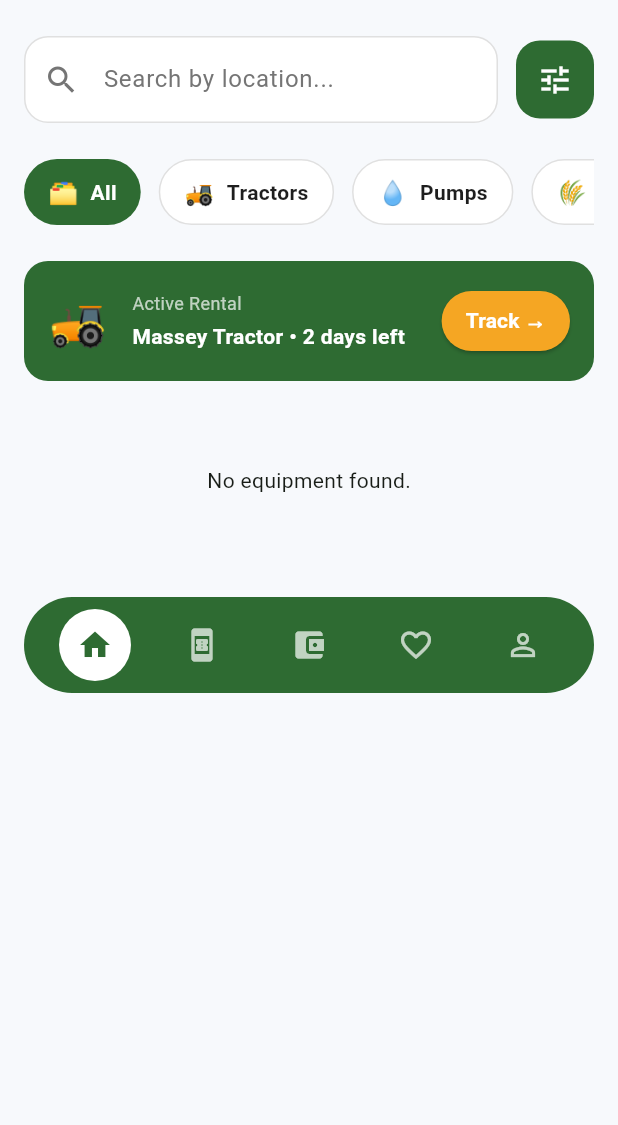
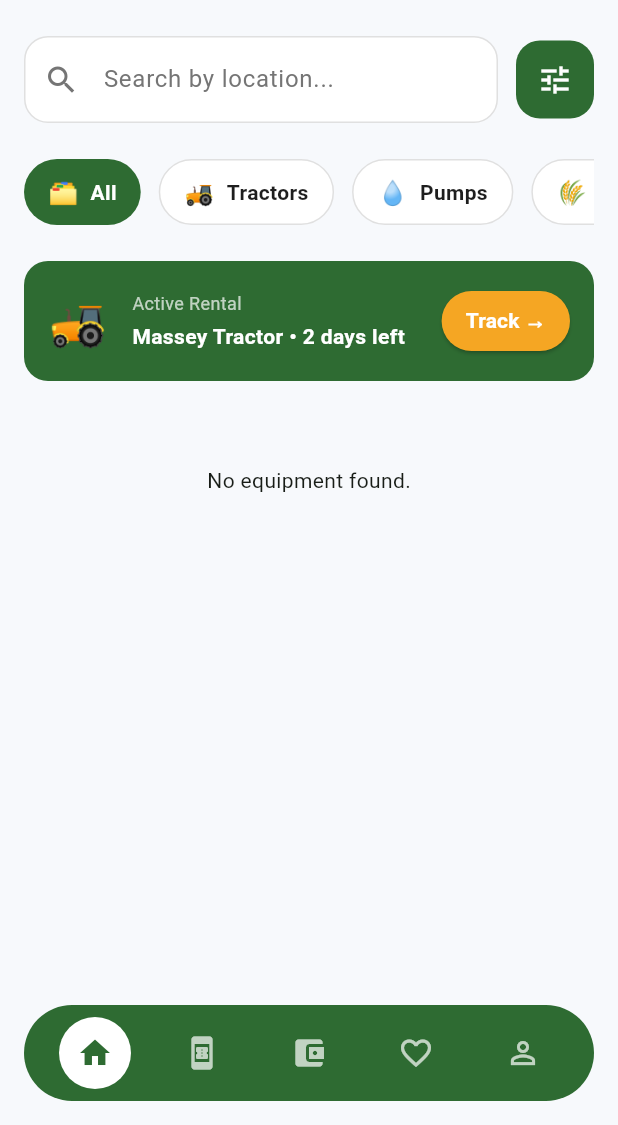
Before and after one commit to TWARIQABDUL/agri_rent, a Flutter app: the screen it shows once a user with an empty profile is signed in, on a phone screen of 412 x 824 dp, the part 111-1236 px from its top. Run offline on Flutter 3.47's test engine with Material 3 defaults, Android fonts, the phone set to English and light mode, and no system bars; our stand-ins replace cloud_firestore, equatable, firebase_auth, firebase_core, flutter_bloc, get_it and 3 more; accounts and stored records are empty.

Commit message:
refactor(shell): introduce MainShell with IndexedStack so Profile is a peer tab

```diff
--- a/lib/features/auth/presentation/pages/splash_page.dart
+++ b/lib/features/auth/presentation/pages/splash_page.dart
@@ -3,7 +3,7 @@ import 'package:flutter_bloc/flutter_bloc.dart';
 
 import '../../../../core/services/preferences_service.dart';
 import '../../../../injection_container.dart';
-import '../../../home/presentation/pages/home_page.dart';
+import '../../../main_shell/main_shell.dart';
 import '../bloc/auth_bloc.dart';
 import 'role_selection_page.dart';
 import 'sign_in_page.dart';
@@ -23,7 +23,7 @@ class SplashPage extends StatelessWidget {
         listener: (context, state) {
           if (state is Authenticated) {
             Navigator.of(context).pushReplacement(
-              MaterialPageRoute(builder: (_) => const HomePage()),
+              MaterialPageRoute(builder: (_) => const MainShell()),
             );
           }
         },
--- a/lib/features/home/presentation/pages/home_page.dart
+++ b/lib/features/home/presentation/pages/home_page.dart
@@ -1,11 +1,9 @@
 import 'package:flutter/material.dart';
 import 'package:flutter_bloc/flutter_bloc.dart';
 import '../../../../core/theme/app_colors.dart';
-import '../../../auth/presentation/pages/profile_page.dart';
 import '../../../equipment/presentation/bloc/equipment_bloc.dart';
 import '../widgets/active_rental_banner.dart';
 import '../widgets/category_chip.dart';
-import '../widgets/custom_bottom_nav.dart';
 import '../widgets/equipment_card.dart';
 import '../widgets/filter_bottom_sheet.dart';
 
@@ -18,7 +16,6 @@ class HomePage extends StatefulWidget {
 
 class _HomePageState extends State<HomePage> {
   int _selectedCategoryIndex = 0;
-  int _currentNavIndex = 0;
 
   // Filter States
   String _currentLocationFilter = 'Anywhere';
@@ -98,12 +95,10 @@ class _HomePageState extends State<HomePage> {
     return Scaffold(
       backgroundColor: AppColors.background,
       body: SafeArea(
-        child: Stack(
-          children: [
-            SingleChildScrollView(
+        child: SingleChildScrollView(
           padding: const EdgeInsets.only(
             bottom: 100,
-              ), // Padding for bottom nav
+          ), // Padding for bottom nav overlay
           child: Padding(
             padding: const EdgeInsets.all(16.0),
             child: Column(
@@ -188,9 +183,7 @@ class _HomePageState extends State<HomePage> {
                               color: AppColors.textSecondary,
                             ),
                             border: InputBorder.none,
-                                contentPadding: EdgeInsets.symmetric(
-                                  vertical: 16,
-                                ),
+                            contentPadding: EdgeInsets.symmetric(vertical: 16),
                           ),
                         ),
                       ),
@@ -204,10 +197,7 @@ class _HomePageState extends State<HomePage> {
                           color: AppColors.primaryDark,
                           borderRadius: BorderRadius.circular(16),
                         ),
-                            child: const Icon(
-                              Icons.tune,
-                              color: AppColors.white,
-                            ),
+                        child: const Icon(Icons.tune, color: AppColors.white),
                       ),
                     ),
                   ],
@@ -299,29 +289,6 @@ class _HomePageState extends State<HomePage> {
             ),
           ),
         ),
-
-            // Bottom Navigation
-            Positioned(
-              left: 0,
-              right: 0,
-              bottom: 0,
-              child: CustomBottomNav(
-                currentIndex: _currentNavIndex,
-                onTap: (index) {
-                  if (index == 4) {
-                    Navigator.of(context).push(
-                      MaterialPageRoute(builder: (_) => const ProfilePage()),
-                    );
-                    return;
-                  }
-                  setState(() {
-                    _currentNavIndex = index;
-                  });
-                },
-              ),
-            ),
-          ],
-        ),
       ),
     );
   }
--- /dev/null
+++ b/lib/features/main_shell/main_shell.dart
@@ -0,0 +1,71 @@
+import 'package:flutter/material.dart';
+
+import '../../core/theme/app_colors.dart';
+import '../auth/presentation/pages/profile_page.dart';
+import '../home/presentation/pages/home_page.dart';
+import '../home/presentation/widgets/custom_bottom_nav.dart';
+
+class MainShell extends StatefulWidget {
+  const MainShell({super.key});
+
+  @override
+  State<MainShell> createState() => _MainShellState();
+}
+
+class _MainShellState extends State<MainShell> {
+  int _tab = 0;
+
+  final List<Widget> _pages = const [
+    HomePage(),
+    _ComingSoon(title: 'My Bookings'),
+    _ComingSoon(title: 'Wallet'),
+    _ComingSoon(title: 'Favorites'),
+    ProfilePage(),
+  ];
+
+  @override
+  Widget build(BuildContext context) {
+    return Scaffold(
+      extendBody: true,
+      backgroundColor: AppColors.background,
+      body: IndexedStack(index: _tab, children: _pages),
+      bottomNavigationBar: CustomBottomNav(
+        currentIndex: _tab,
+        onTap: (i) => setState(() => _tab = i),
+      ),
+    );
+  }
+}
+
+class _ComingSoon extends StatelessWidget {
+  final String title;
+
+  const _ComingSoon({required this.title});
+
+  @override
+  Widget build(BuildContext context) {
+    return Scaffold(
+      backgroundColor: AppColors.background,
+      appBar: AppBar(
+        backgroundColor: Colors.white,
+        elevation: 0,
+        scrolledUnderElevation: 0,
+        foregroundColor: AppColors.textPrimary,
+        title: Text(
+          title,
+          style: const TextStyle(fontSize: 18, fontWeight: FontWeight.w700),
+        ),
+        centerTitle: false,
+      ),
+      body: const Center(
+        child: Padding(
+          padding: EdgeInsets.only(bottom: 80),
+          child: Text(
+            'Coming soon',
+            style: TextStyle(color: AppColors.textSecondary, fontSize: 15),
+          ),
+        ),
+      ),
+    );
+  }
+}
```
Lines whose indentation alone changed are shown as unchanged.
